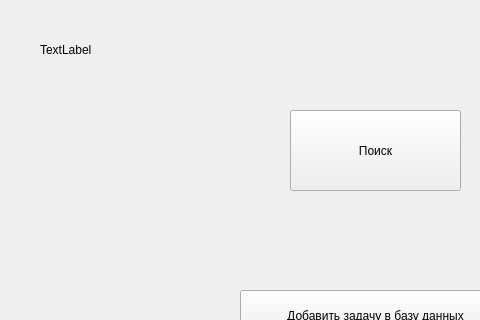
First picture: the form in mainwindow.ui, repository GalinaMaykova/MomMath, before the edit; both pictures show x 0 to 480 and y 0 to 320 of the 800 by 600 pixel window.
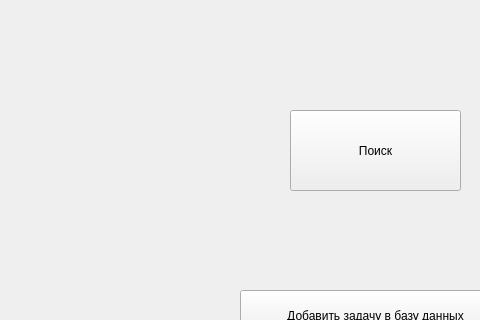
Second picture: the form after the edit.

Patch:
```diff
--- a/mainwindow.ui
+++ b/mainwindow.ui
@@ -24,7 +24,7 @@
      </rect>
     </property>
     <property name="text">
-     <string>TextLabel</string>
+     <string/>
     </property>
    </widget>
    <widget class="QPushButton" name="pushButton">
```
Left out of the diff: 2 changed lines with no effect on the pictures.
